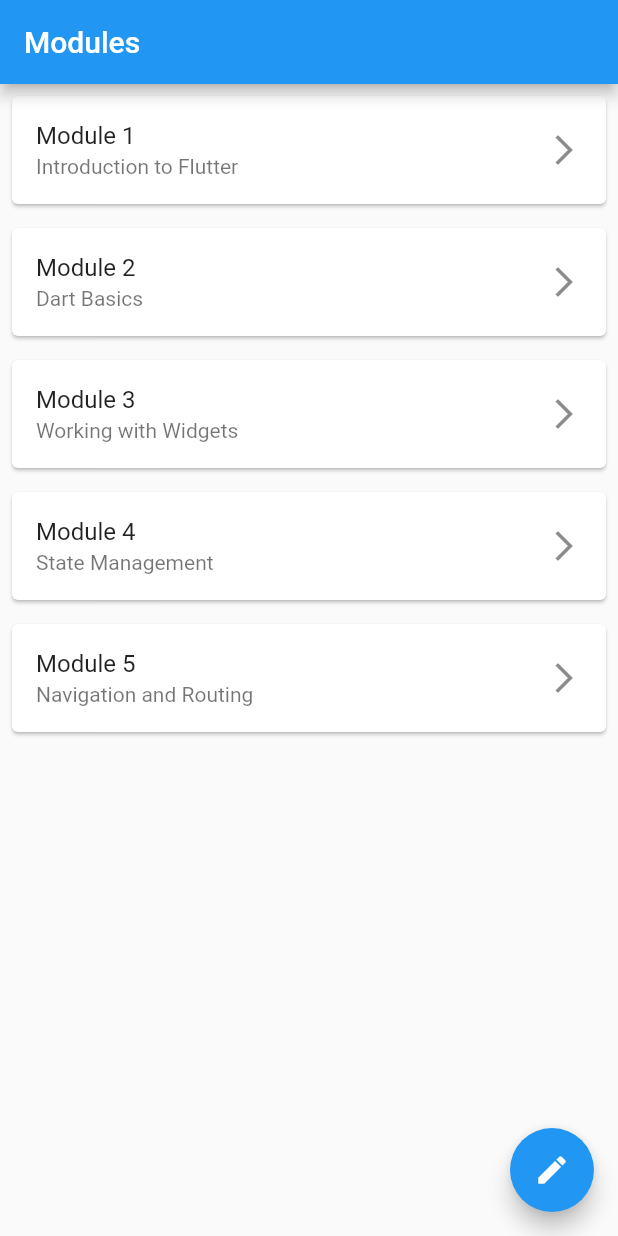
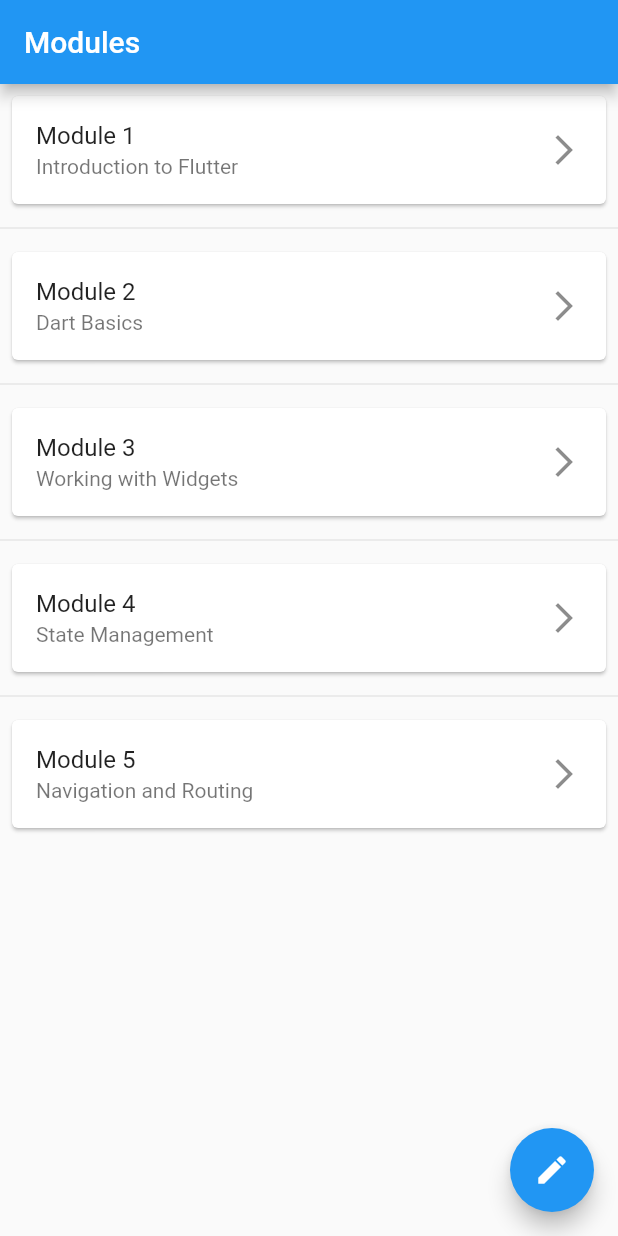
Before and after one commit to kygoben/hackutd, a Flutter app: the screen it shows after launch, on a phone screen of 412 x 824 dp. Run offline on Flutter 3.47's test engine with Material 2 defaults, Android fonts, the phone set to English and light mode, and no system bars.

Commit message:
Update app.dart

```diff
--- a/finteach/lib/Presentation/app.dart
+++ b/finteach/lib/Presentation/app.dart
@@ -6,26 +6,37 @@ import 'package:finteach/Presentation/lesson_page.dart';
 class ModuleList extends StatelessWidget {
   @override
   Widget build(BuildContext context) {
-    List<Widget> moduleTiles = chaptersList.map((chapter) {
-      return ModuleTile(
+    // Initialize an empty list of widgets.
+    List<Widget> moduleTilesWithDividers = [];
+
+    // Add ModuleTile and Divider to the list for each chapter.
+    chaptersList.forEach((chapter) {
+      // Add ModuleTile.
+      moduleTilesWithDividers.add(
+        ModuleTile(
           title: 'Module ${chapter.number}',
           subtitle: chapter.name,
           onTap: () {
-
             Navigator.push(
               context,
               MaterialPageRoute(builder: (context) => LessonPage(moduleNumber: chapter.number,)), // Replace with actual lesson page
             );
           },
+        ),
       );
-    }).toList();
+
+      // Add a Divider for each ModuleTile except for the last one.
+      if (chapter != chaptersList.last) {
+        moduleTilesWithDividers.add(Divider());
+      }
+    });
 
     return Scaffold(
       appBar: AppBar(
         title: Text('Modules'),
       ),
       body: ListView(
-        children: moduleTiles,
+        children: moduleTilesWithDividers,
       ),
       floatingActionButton: FloatingActionButton(
         onPressed: () {
```
Lines whose indentation alone changed are shown as unchanged.
